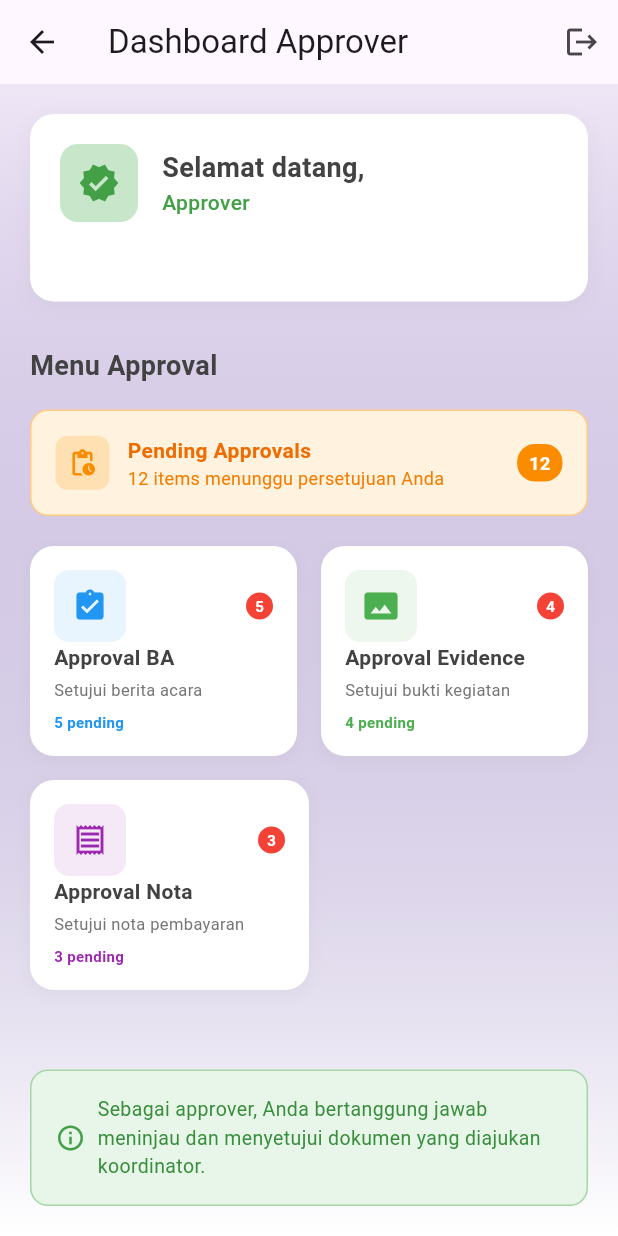
After one commit to yosuatarigan/management-event, a Flutter app: the ApproverDashboard screen opened directly, after a tap on the "logout" icon, on a phone screen of 412 x 824 dp. The commit adds this screen. Run offline on Flutter 3.47's test engine with Material 3 defaults, Android fonts, the phone set to English and light mode, and no system bars; our stand-ins replace cloud_firestore, firebase_auth, firebase_core; accounts and stored records are empty.

Commit message:
approver dashboard sudah ada basic nya

```diff
--- /dev/null
+++ b/lib/approver_dashboard.dart
@@ -0,0 +1,420 @@
+import 'package:flutter/material.dart';
+import 'package:firebase_auth/firebase_auth.dart';
+import 'user_service.dart';
+import 'user_model.dart';
+
+class ApproverDashboard extends StatefulWidget {
+  @override
+  _ApproverDashboardState createState() => _ApproverDashboardState();
+}
+
+class _ApproverDashboardState extends State<ApproverDashboard> {
+  UserModel? currentUser;
+  bool _isLoading = true;
+
+  @override
+  void initState() {
+    super.initState();
+    _loadCurrentUser();
+  }
+
+  Future<void> _loadCurrentUser() async {
+    try {
+      currentUser = await UserService.getCurrentUser();
+    } catch (e) {
+      print('Error loading user: $e');
+    }
+    setState(() => _isLoading = false);
+  }
+
+  Future<void> _signOut() async {
+    try {
+      await FirebaseAuth.instance.signOut();
+    } catch (e) {
+      ScaffoldMessenger.of(context).showSnackBar(
+        SnackBar(content: Text('Error signing out')),
+      );
+    }
+  }
+
+  @override
+  Widget build(BuildContext context) {
+    if (_isLoading) {
+      return Scaffold(
+        body: Center(child: CircularProgressIndicator()),
+      );
+    }
+
+    return Scaffold(
+      appBar: AppBar(
+        title: Text('Dashboard Approver'),
+        elevation: 0,
+        actions: [
+          IconButton(
+            onPressed: _signOut,
+            icon: Icon(Icons.logout),
+            tooltip: 'Logout',
+          ),
+        ],
+      ),
+      body: Container(
+        decoration: BoxDecoration(
+          gradient: LinearGradient(
+            begin: Alignment.topCenter,
+            end: Alignment.bottomCenter,
+            colors: [
+              Theme.of(context).primaryColor.withOpacity(0.1),
+              Colors.white,
+            ],
+          ),
+        ),
+        child: SafeArea(
+          child: Padding(
+            padding: EdgeInsets.all(20),
+            child: Column(
+              crossAxisAlignment: CrossAxisAlignment.start,
+              children: [
+                // Welcome Card
+                Container(
+                  width: double.infinity,
+                  padding: EdgeInsets.all(20),
+                  decoration: BoxDecoration(
+                    color: Colors.white,
+                    borderRadius: BorderRadius.circular(16),
+                    boxShadow: [
+                      BoxShadow(
+                        color: Colors.grey.withOpacity(0.1),
+                        spreadRadius: 1,
+                        blurRadius: 10,
+                        offset: Offset(0, 3),
+                      ),
+                    ],
+                  ),
+                  child: Column(
+                    crossAxisAlignment: CrossAxisAlignment.start,
+                    children: [
+                      Row(
+                        children: [
+                          Container(
+                            padding: EdgeInsets.all(12),
+                            decoration: BoxDecoration(
+                              color: Colors.green.shade100,
+                              borderRadius: BorderRadius.circular(12),
+                            ),
+                            child: Icon(
+                              Icons.verified,
+                              color: Colors.green.shade600,
+                              size: 28,
+                            ),
+                          ),
+                          SizedBox(width: 16),
+                          Expanded(
+                            child: Column(
+                              crossAxisAlignment: CrossAxisAlignment.start,
+                              children: [
+                                Text(
+                                  'Selamat datang, ${currentUser?.name ?? 'Approver'}',
+                                  style: TextStyle(
+                                    fontSize: 18,
+                                    fontWeight: FontWeight.bold,
+                                    color: Colors.grey.shade800,
+                                  ),
+                                ),
+                                Text(
+                                  'Approver',
+                                  style: TextStyle(
+                                    color: Colors.green.shade600,
+                                    fontWeight: FontWeight.w500,
+                                  ),
+                                ),
+                              ],
+                            ),
+                          ),
+                        ],
+                      ),
+                      SizedBox(height: 12),
+                      Text(
+                        currentUser?.email ?? '',
+                        style: TextStyle(
+                          color: Colors.grey.shade600,
+                        ),
+                      ),
+                    ],
+                  ),
+                ),
+
+                SizedBox(height: 30),
+
+                Text(
+                  'Menu Approval',
+                  style: TextStyle(
+                    fontSize: 18,
+                    fontWeight: FontWeight.bold,
+                    color: Colors.grey.shade800,
+                  ),
+                ),
+
+                SizedBox(height: 16),
+
+                // Pending Approvals Summary
+                Container(
+                  width: double.infinity,
+                  padding: EdgeInsets.all(16),
+                  margin: EdgeInsets.only(bottom: 20),
+                  decoration: BoxDecoration(
+                    color: Colors.orange.shade50,
+                    borderRadius: BorderRadius.circular(12),
+                    border: Border.all(color: Colors.orange.shade200),
+                  ),
+                  child: Row(
+                    children: [
+                      Container(
+                        padding: EdgeInsets.all(8),
+                        decoration: BoxDecoration(
+                          color: Colors.orange.shade100,
+                          borderRadius: BorderRadius.circular(8),
+                        ),
+                        child: Icon(
+                          Icons.pending_actions,
+                          color: Colors.orange.shade600,
+                          size: 20,
+                        ),
+                      ),
+                      SizedBox(width: 12),
+                      Expanded(
+                        child: Column(
+                          crossAxisAlignment: CrossAxisAlignment.start,
+                          children: [
+                            Text(
+                              'Pending Approvals',
+                              style: TextStyle(
+                                fontWeight: FontWeight.bold,
+                                color: Colors.orange.shade800,
+                                fontSize: 14,
+                              ),
+                            ),
+                            Text(
+                              '12 items menunggu persetujuan Anda',
+                              style: TextStyle(
+                                color: Colors.orange.shade700,
+                                fontSize: 12,
+                              ),
+                            ),
+                          ],
+                        ),
+                      ),
+                      Container(
+                        padding: EdgeInsets.symmetric(horizontal: 8, vertical: 4),
+                        decoration: BoxDecoration(
+                          color: Colors.orange.shade600,
+                          borderRadius: BorderRadius.circular(12),
+                        ),
+                        child: Text(
+                          '12',
+                          style: TextStyle(
+                            color: Colors.white,
+                            fontWeight: FontWeight.bold,
+                            fontSize: 12,
+                          ),
+                        ),
+                      ),
+                    ],
+                  ),
+                ),
+
+                // Menu Grid
+                Expanded(
+                  child: Column(
+                    children: [
+                      Row(
+                        children: [
+                          Expanded(
+                            child: _buildMenuCard(
+                              icon: Icons.assignment_turned_in,
+                              title: 'Approval BA',
+                              subtitle: 'Setujui berita acara',
+                              color: Colors.blue,
+                              pendingCount: 5,
+                              onTap: () {
+                                ScaffoldMessenger.of(context).showSnackBar(
+                                  SnackBar(content: Text('Coming Soon - Approval BA')),
+                                );
+                              },
+                            ),
+                          ),
+                          SizedBox(width: 16),
+                          Expanded(
+                            child: _buildMenuCard(
+                              icon: Icons.photo_size_select_actual,
+                              title: 'Approval Evidence',
+                              subtitle: 'Setujui bukti kegiatan',
+                              color: Colors.green,
+                              pendingCount: 4,
+                              onTap: () {
+                                ScaffoldMessenger.of(context).showSnackBar(
+                                  SnackBar(content: Text('Coming Soon - Approval Evidence')),
+                                );
+                              },
+                            ),
+                          ),
+                        ],
+                      ),
+                      SizedBox(height: 16),
+                      Row(
+                        children: [
+                          Expanded(
+                            child: _buildMenuCard(
+                              icon: Icons.receipt_outlined,
+                              title: 'Approval Nota',
+                              subtitle: 'Setujui nota pembayaran',
+                              color: Colors.purple,
+                              pendingCount: 3,
+                              onTap: () {
+                                ScaffoldMessenger.of(context).showSnackBar(
+                                  SnackBar(content: Text('Coming Soon - Approval Nota')),
+                                );
+                              },
+                            ),
+                          ),
+                          Expanded(child: Container()), // Empty space for 2x2 grid with 3 items
+                        ],
+                      ),
+                    ],
+                  ),
+                ),
+
+                // Info Card
+                Container(
+                  width: double.infinity,
+                  padding: EdgeInsets.all(16),
+                  decoration: BoxDecoration(
+                    color: Colors.green.shade50,
+                    borderRadius: BorderRadius.circular(12),
+                    border: Border.all(color: Colors.green.shade200),
+                  ),
+                  child: Row(
+                    children: [
+                      Icon(
+                        Icons.info_outline,
+                        color: Colors.green.shade600,
+                        size: 20,
+                      ),
+                      SizedBox(width: 8),
+                      Expanded(
+                        child: Text(
+                          'Sebagai approver, Anda bertanggung jawab meninjau dan menyetujui dokumen yang diajukan koordinator.',
+                          style: TextStyle(
+                            color: Colors.green.shade700,
+                            fontSize: 13,
+                          ),
+                        ),
+                      ),
+                    ],
+                  ),
+                ),
+              ],
+            ),
+          ),
+        ),
+      ),
+    );
+  }
+
+  Widget _buildMenuCard({
+    required IconData icon,
+    required String title,
+    required String subtitle,
+    required Color color,
+    required int pendingCount,
+    required VoidCallback onTap,
+  }) {
+    return GestureDetector(
+      onTap: onTap,
+      child: Container(
+        height: 140,
+        decoration: BoxDecoration(
+          color: Colors.white,
+          borderRadius: BorderRadius.circular(16),
+          boxShadow: [
+            BoxShadow(
+              color: Colors.grey.withOpacity(0.1),
+              spreadRadius: 1,
+              blurRadius: 8,
+              offset: Offset(0, 2),
+            ),
+          ],
+        ),
+        child: Padding(
+          padding: EdgeInsets.all(16),
+          child: Column(
+            crossAxisAlignment: CrossAxisAlignment.start,
+            children: [
+              Row(
+                mainAxisAlignment: MainAxisAlignment.spaceBetween,
+                children: [
+                  Container(
+                    padding: EdgeInsets.all(12),
+                    decoration: BoxDecoration(
+                      color: color.withOpacity(0.1),
+                      borderRadius: BorderRadius.circular(10),
+                    ),
+                    child: Icon(
+                      icon,
+                      color: color,
+                      size: 24,
+                    ),
+                  ),
+                  if (pendingCount > 0)
+                    Container(
+                      padding: EdgeInsets.symmetric(horizontal: 6, vertical: 2),
+                      decoration: BoxDecoration(
+                        color: Colors.red.shade500,
+                        borderRadius: BorderRadius.circular(10),
+                      ),
+                      child: Text(
+                        '$pendingCount',
+                        style: TextStyle(
+                          color: Colors.white,
+                          fontWeight: FontWeight.bold,
+                          fontSize: 10,
+                        ),
+                      ),
+                    ),
+                ],
+              ),
+              Spacer(),
+              Text(
+                title,
+                style: TextStyle(
+                  fontWeight: FontWeight.bold,
+                  fontSize: 14,
+                  color: Colors.grey.shade800,
+                ),
+              ),
+              SizedBox(height: 4),
+              Text(
+                subtitle,
+                style: TextStyle(
+                  color: Colors.grey.shade600,
+                  fontSize: 11,
+                ),
+                maxLines: 2,
+              ),
+              if (pendingCount > 0) ...[
+                SizedBox(height: 6),
+                Text(
+                  '$pendingCount pending',
+                  style: TextStyle(
+                    color: color,
+                    fontSize: 10,
+                    fontWeight: FontWeight.w600,
+                  ),
+                ),
+              ],
+            ],
+          ),
+        ),
+      ),
+    );
+  }
+}
--- a/lib/authwrapper.dart
+++ b/lib/authwrapper.dart
@@ -4,6 +4,7 @@ import 'package:management_event/cordinator_dashboard.dart';
 import 'login_page.dart';
 import 'home_page.dart';
 import 'admin_dashboard.dart';
+import 'approver_dashboard.dart';
 import 'user_service.dart';
 import 'user_model.dart';
 
@@ -187,15 +188,12 @@ class AuthWrapper extends StatelessWidget {
         return CoordinatorDashboard();
 
       case UserRole.approver:
-        // Bisa dikembangkan dengan dashboard khusus approver
-        return HomePage(userRole: user.role);
+        return ApproverDashboard();
 
       case UserRole.bawahan:
         // Dashboard untuk bawahan
         return HomePage(userRole: user.role);
 
-      default:
-        return HomePage(userRole: user.role);
-    }
+      }
   }
 }
```
